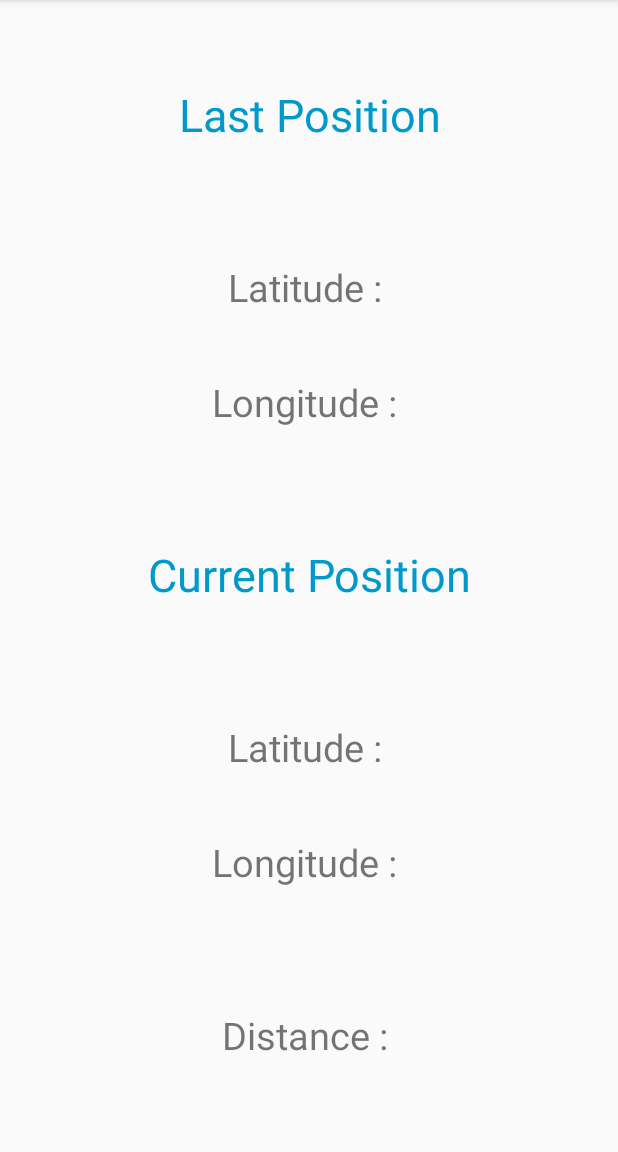
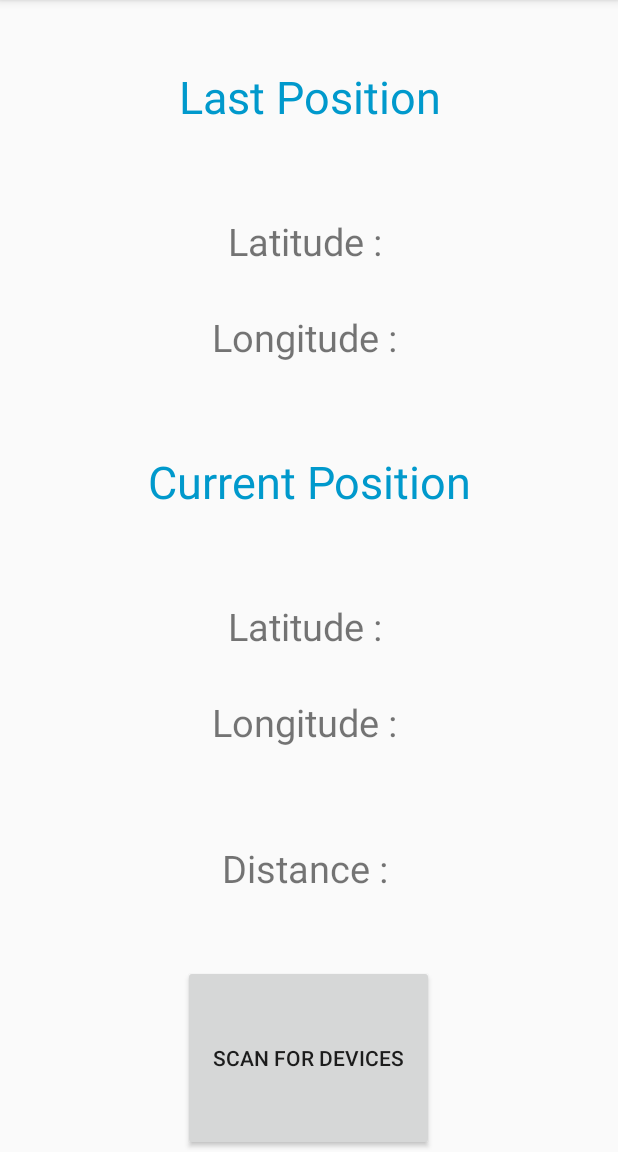
Before and after one commit to rob-code/nearbyTestProject, an Android app: the screen it shows after launch (MainActivity), on a phone screen of 412 x 824 dp, the part 84-1236 px from its top. Run offline under Robolectric (Android 15) with nearby library versions, the phone set to English and light mode, and no system bars; 1 statement that could not run was skipped.

Commit message:
added scan button to initiate scan for devices

```diff
--- a/app/build.gradle
+++ b/app/build.gradle
@@ -28,6 +28,7 @@ dependencies {
     implementation 'androidx.appcompat:appcompat:1.1.0'
     implementation 'androidx.constraintlayout:constraintlayout:1.1.3'
     implementation "com.google.android.gms:play-services-location:17.0.0"
+    implementation "com.google.android.gms:play-services-nearby:17.0.0"
 
     testImplementation 'junit:junit:4.12'
     androidTestImplementation 'androidx.test.ext:junit:1.1.1'
--- a/app/src/main/AndroidManifest.xml
+++ b/app/src/main/AndroidManifest.xml
@@ -3,10 +3,14 @@
     package="com.example.nearbytestproject">
 
     <uses-permission android:name="android.permission.INTERNET" />
+    <uses-permission android:name="android.permission.BLUETOOTH" />
+    <uses-permission android:name="android.permission.BLUETOOTH_ADMIN" />
+    <uses-permission android:name="android.permission.ACCESS_WIFI_STATE" />
+    <uses-permission android:name="android.permission.CHANGE_WIFI_STATE" />
     <uses-permission android:name="android.permission.ACCESS_NETWORK_STATE" />
     <uses-permission android:name="android.permission.ACCESS_COARSE_LOCATION" />
     <uses-permission android:name="android.permission.ACCESS_FINE_LOCATION"/>
-
+    <uses-permission android:name="android.permission.READ_EXTERNAL_STORAGE"/>
 
     <application
         android:allowBackup="true"
--- a/app/src/main/res/layout/activity_main.xml
+++ b/app/src/main/res/layout/activity_main.xml
@@ -83,5 +83,15 @@
         android:padding="2dp"
         android:text="@string/distance"/>
 
+   <Button
+       android:id="@+id/scanButton"
+       android:layout_width="wrap_content"
+       android:layout_height="wrap_content"
+       android:layout_weight=".05"
+       android:padding="20dp"
+       android:layout_gravity="center"
+       android:text="@string/scan"
+       />
+
 
 </LinearLayout>
--- a/app/src/main/res/values/strings.xml
+++ b/app/src/main/res/values/strings.xml
@@ -5,5 +5,6 @@
     <string name="distance">Distance :&#160;</string>
     <string name="latitude">Latitude :&#160;</string>
     <string name="longitude">Longitude :&#160;</string>
+    <string name="scan">Scan for Devices</string>
 
 </resources>
```
Also changed, not shown: app/src/main/java/com/example/nearbytestproject/MainActivity.java (+13 -118 lines).
